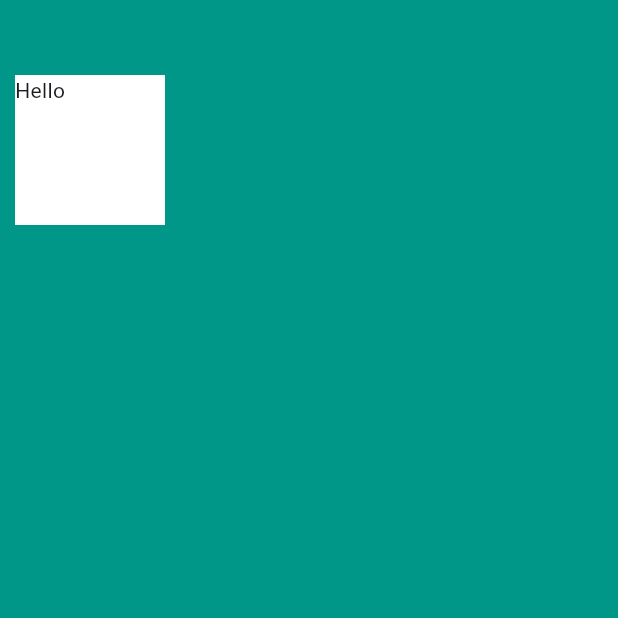
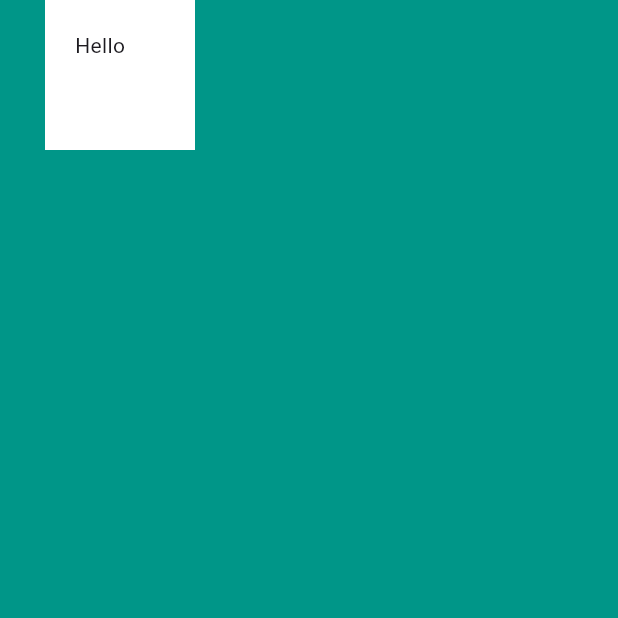
Before and after one commit to bsanderson1981/section6, a Flutter app: the screen it shows after launch, on a phone screen of 412 x 824 dp, the top half of it. Run offline on Flutter 3.47's test engine with Material 3 defaults, Android fonts, the phone set to English and light mode, and no system bars.

Commit message:
finished section 6 #41

```diff
--- a/lib/main.dart
+++ b/lib/main.dart
@@ -1,10 +1,15 @@
 import 'package:flutter/material.dart';
 // git init && git add . && git commit -m "Initial commit" && git remote add origin https://github.com/bsanderson1981/section6 && git branch -M main && git push -u origin main
+//
+// #41 completete
+
 void main() {
   runApp(MyApp());
 }
 
 class MyApp extends StatelessWidget {
+  const MyApp({super.key});
+
   @override
   Widget build(BuildContext context) {
     return MaterialApp(
@@ -14,7 +19,8 @@ class MyApp extends StatelessWidget {
           child: Container(
             height: 100.0,
               width: 100.0,
-              margin: EdgeInsets.symmetric(vertical: 50.0,horizontal: 10.0),
+              margin: EdgeInsets.only(left: 30.0),
+              padding: EdgeInsets.all(20.0),
               color: Colors.white,
               child: Text('Hello')
           ),
```
